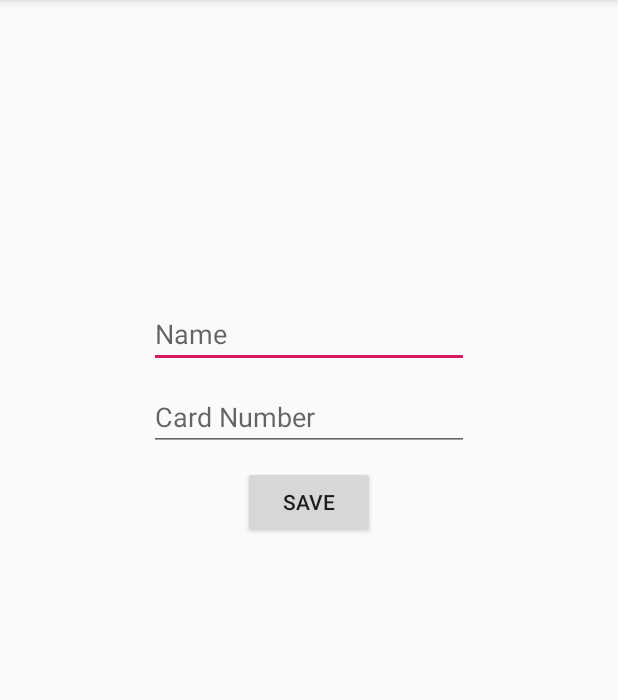
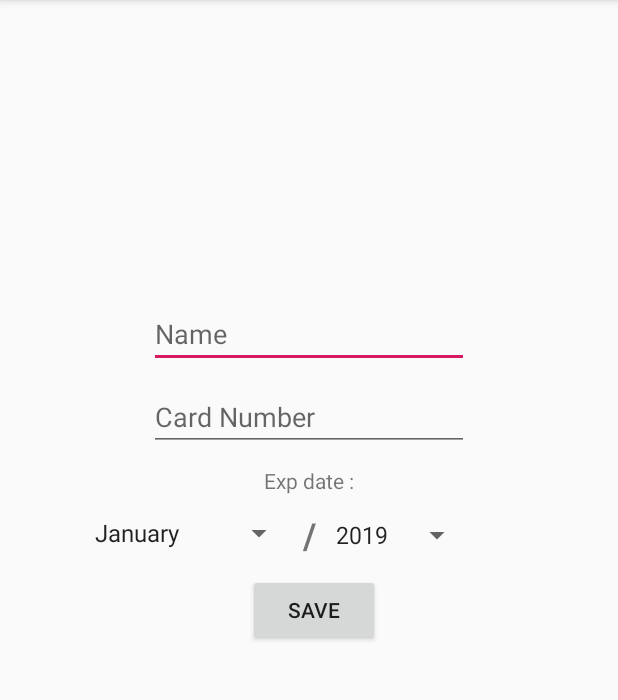
Before and after one commit to fbertrand14/takehome, an Android app: the CardEditActivity screen opened directly, with no data from a screen before it, on a phone screen of 412 x 824 dp, the part 84-784 px from its top. Run offline under Robolectric (Android 15) with nearby library versions, the phone set to English and light mode, and no system bars; our stand-ins replace Room's generated code.

Commit message:
add exp month and exp year to card

```diff
--- a/TakeHomeDejamobile/app/build.gradle
+++ b/TakeHomeDejamobile/app/build.gradle
@@ -32,6 +32,4 @@ dependencies {
     annotationProcessor  "android.arch.persistence.room:compiler:1.1.1"
 
     implementation 'androidx.lifecycle:lifecycle-extensions:2.1.0'
-
-    implementation 'be.appfoundry:nfc-lib:1.1'
 }
--- a/TakeHomeDejamobile/app/src/main/java/com/example/takehomedejamobile/controler/CardEditActivity.java
+++ b/TakeHomeDejamobile/app/src/main/java/com/example/takehomedejamobile/controler/CardEditActivity.java
@@ -7,8 +7,10 @@ import androidx.lifecycle.ViewModelProviders;
 
 import android.os.Bundle;
 import android.view.View;
+import android.widget.ArrayAdapter;
 import android.widget.Button;
 import android.widget.EditText;
+import android.widget.Spinner;
 import android.widget.Toast;
 
 import com.example.takehomedejamobile.R;
@@ -16,6 +18,10 @@ import com.example.takehomedejamobile.modele.Card;
 import com.example.takehomedejamobile.modele.CardViewModele;
 import com.example.takehomedejamobile.modele.TakehomeDataBase;
 import com.example.takehomedejamobile.modele.UserViewModele;
+
+import java.text.DateFormatSymbols;
+import java.util.ArrayList;
+import java.util.Calendar;
 
 /**
  * Controler for the activity used to create, edit and delete cards
@@ -34,6 +40,9 @@ public class CardEditActivity extends AppCompatActivity {
     private EditText cardNameTextField;
     private EditText cardNumberTextField;
 
+    private Spinner monthSpinner;
+    private Spinner yearSpinner;
+
     private LiveData<Card> card;
 
     /**
@@ -51,11 +60,14 @@ public class CardEditActivity extends AppCompatActivity {
 
         cardModele = ViewModelProviders.of(this).get(CardViewModele.class);
 
-
         saveCardButton = (Button) findViewById(R.id.saveButton_EditCardActivity);
         deleteCardButton = (Button) findViewById(R.id.deleteButton_EditCardActivity);
         cardNameTextField = (EditText) findViewById(R.id.cardNameTextField_EditCardActivity);
         cardNumberTextField = (EditText) findViewById(R.id.cardNumberTextField_EditCardActivity);
+        monthSpinner = (Spinner) findViewById(R.id.monthspinner_EditCardActivity);
+        yearSpinner = (Spinner) findViewById(R.id.yearspinner_EditCardActivity);
+
+        initSpinner();
 
         saveCardButton.setOnClickListener(new View.OnClickListener(){
 
@@ -90,12 +102,37 @@ public class CardEditActivity extends AppCompatActivity {
                     if (card!=null) {
                         cardNameTextField.setText(card.getName());
                         cardNumberTextField.setText(card.getNumber());
+                        monthSpinner.setSelection(card.getExpMonth());
                     }
                 }
             });
         }
 
+
     }
+
+    private  void initSpinner(){
+        DateFormatSymbols symbols = new DateFormatSymbols();
+        String[] monthNames = symbols.getMonths();
+
+        ArrayAdapter<String> monthAdapter = new ArrayAdapter<String>(this, android.R.layout.simple_spinner_item,monthNames);
+        monthAdapter.setDropDownViewResource(android.R.layout.simple_spinner_dropdown_item);
+        monthSpinner.setAdapter(monthAdapter);
+
+        ArrayList<String> years = new ArrayList<>();
+
+        Calendar instance = Calendar.getInstance();
+        Integer currentYear = instance.get(Calendar.YEAR);
+        for (int i=0;i<10;i++){
+            years.add(String.valueOf(currentYear+i));
+        }
+
+        ArrayAdapter<String> yearAdapter = new ArrayAdapter<String>(this, android.R.layout.simple_spinner_item,years);
+        yearAdapter.setDropDownViewResource(android.R.layout.simple_spinner_dropdown_item);
+        yearSpinner.setAdapter(yearAdapter);
+
+    }
+
 
     /**
      * This fonction save all modification to a card or create it if it's not a edition
@@ -104,6 +141,9 @@ public class CardEditActivity extends AppCompatActivity {
 
         String name = String.valueOf(cardNameTextField.getText());
         String number = String.valueOf(cardNumberTextField.getText());
+
+        Integer month = monthSpinner.getSelectedItemPosition()+1;
+        Integer year = Integer.valueOf(yearSpinner.getSelectedItem().toString());
 
         if (name.isEmpty()){
             Toast.makeText(this,"Please enter a name for this card",Toast.LENGTH_SHORT).show();
@@ -116,12 +156,12 @@ public class CardEditActivity extends AppCompatActivity {
         }
 
         if (edit_mode){
-            Card card = new Card(card_id, user_id, name, number);
+            Card card = new Card(card_id, user_id, name, number,month,year);
             cardModele.updateCard(card);
             finish();
         }
         else{
-            Card card = new Card(null, user_id, name, number);
+            Card card = new Card(null, user_id, name, number,month,year);
             cardModele.insertCard(card);
             finish();
         }
@@ -131,7 +171,7 @@ public class CardEditActivity extends AppCompatActivity {
      * This function is use to delete the card we are editing
      */
     private void deleteCard(){
-        Card card = new Card(card_id, user_id, null, null);
+        Card card = new Card(card_id, user_id, null, null,null,null);
         cardModele.deleteCard(card);
         finish();
     }
--- a/TakeHomeDejamobile/app/src/main/java/com/example/takehomedejamobile/controler/OperationListRecyclerViewAdapter.java
+++ b/TakeHomeDejamobile/app/src/main/java/com/example/takehomedejamobile/controler/OperationListRecyclerViewAdapter.java
@@ -65,7 +65,7 @@ public class OperationListRecyclerViewAdapter extends RecyclerView.Adapter<Opera
      */
     @Override
     public void onBindViewHolder(@NonNull OperationViewHolder holder, int position) {
-        Card card = new Card(null, null, null, null);
+        Card card = new Card(null, null, null, null,null,null);
         card = card.findCardWithID(lcards, lstoperations.get(position).getCard_id());
         if (card==null){
             holder.cardName.setText("Unknown card");
--- a/TakeHomeDejamobile/app/src/main/java/com/example/takehomedejamobile/controler/cardListRecyclerViewAdapter.java
+++ b/TakeHomeDejamobile/app/src/main/java/com/example/takehomedejamobile/controler/cardListRecyclerViewAdapter.java
@@ -66,6 +66,8 @@ public class CardListRecyclerViewAdapter extends RecyclerView.Adapter<CardListRe
     public void onBindViewHolder(@NonNull CardViewHolder holder, int position) {
         holder.cardName.setText(lstCards.get(position).getName());
         holder.cardNumber.setText(lstCards.get(position).getNumber());
+        String expdate = "exp : "+ lstCards.get(position).getExpMonth()+" / "+ lstCards.get(position).getExpYear();
+        holder.expDate.setText(expdate);
         holder.card_id = lstCards.get(position).getId();
     }
 
@@ -95,6 +97,7 @@ public class CardListRecyclerViewAdapter extends RecyclerView.Adapter<CardListRe
 
         TextView cardName;
         TextView cardNumber;
+        TextView expDate;
         ImageButton editButton;
         ConstraintLayout parentLayout;
 
@@ -107,6 +110,8 @@ public class CardListRecyclerViewAdapter extends RecyclerView.Adapter<CardListRe
 
             cardName = itemView.findViewById(R.id.cardNameTextView_ListCards);
             cardNumber = itemView.findViewById(R.id.cardNumberTextView_ListCards);
+            expDate = itemView.findViewById(R.id.expDateTextView_ListCards);
+
             editButton = itemView.findViewById(R.id.editImageButton_ListCards);
             parentLayout = itemView.findViewById(R.id.listCardsConstraintLayout);
 
--- a/TakeHomeDejamobile/app/src/main/res/layout/activity_card_edit.xml
+++ b/TakeHomeDejamobile/app/src/main/res/layout/activity_card_edit.xml
@@ -25,9 +25,9 @@
         android:layout_height="wrap_content"
         android:layout_marginTop="10dp"
         android:text="@string/save"
-        app:layout_constraintEnd_toEndOf="@+id/cardNumberTextField_EditCardActivity"
-        app:layout_constraintStart_toStartOf="@+id/cardNumberTextField_EditCardActivity"
-        app:layout_constraintTop_toBottomOf="@+id/cardNumberTextField_EditCardActivity" />
+        app:layout_constraintEnd_toStartOf="@+id/yearspinner_EditCardActivity"
+        app:layout_constraintStart_toStartOf="@+id/textView4"
+        app:layout_constraintTop_toBottomOf="@+id/textView4" />
 
     <EditText
         android:id="@+id/cardNumberTextField_EditCardActivity"
@@ -50,4 +50,46 @@
         app:layout_constraintEnd_toEndOf="@+id/saveButton_EditCardActivity"
         app:layout_constraintStart_toStartOf="@+id/saveButton_EditCardActivity"
         app:layout_constraintTop_toBottomOf="@+id/saveButton_EditCardActivity" />
+
+    <TextView
+        android:id="@+id/textView3"
+        android:layout_width="wrap_content"
+        android:layout_height="wrap_content"
+        android:layout_marginTop="10dp"
+        android:text="@string/expdate"
+        app:layout_constraintEnd_toEndOf="@+id/cardNumberTextField_EditCardActivity"
+        app:layout_constraintStart_toStartOf="@+id/cardNumberTextField_EditCardActivity"
+        app:layout_constraintTop_toBottomOf="@+id/cardNumberTextField_EditCardActivity" />
+
+    <Spinner
+        android:id="@+id/monthspinner_EditCardActivity"
+        android:layout_width="wrap_content"
+        android:layout_height="wrap_content"
+        android:layout_marginEnd="5dp"
+        android:layout_marginRight="5dp"
+        android:layout_marginBottom="5dp"
+        app:layout_constraintBottom_toBottomOf="@+id/textView4"
+        app:layout_constraintEnd_toStartOf="@+id/textView4" />
+
+    <TextView
+        android:id="@+id/textView4"
+        android:layout_width="wrap_content"
+        android:layout_height="wrap_content"
+        android:layout_marginTop="10dp"
+        android:text="/"
+        android:textSize="24sp"
+        android:textStyle="bold"
+        app:layout_constraintEnd_toEndOf="@+id/textView3"
+        app:layout_constraintStart_toStartOf="@+id/textView3"
+        app:layout_constraintTop_toBottomOf="@+id/textView3" />
+
+    <Spinner
+        android:id="@+id/yearspinner_EditCardActivity"
+        android:layout_width="wrap_content"
+        android:layout_height="wrap_content"
+        android:layout_marginStart="5dp"
+        android:layout_marginLeft="5dp"
+        android:layout_marginBottom="4dp"
+        app:layout_constraintBottom_toBottomOf="@+id/textView4"
+        app:layout_constraintStart_toEndOf="@+id/textView4" />
 </androidx.constraintlayout.widget.ConstraintLayout>
--- a/TakeHomeDejamobile/app/src/main/res/values/strings.xml
+++ b/TakeHomeDejamobile/app/src/main/res/values/strings.xml
@@ -12,9 +12,9 @@
     <string name="Cards">Cards</string>
     <string name="addcard">Add card</string>
     <string name="cardnumber">Card Number</string>
-    <string name="expirationdate">expiration date</string>
     <string name="save">Save</string>
     <string name="SelectCard">Select a card :</string>
     <string name="Amount">Amount : </string>
     <string name="delete">Delete</string>
+    <string name="expdate">Exp date : </string>
 </resources>
--- a/TakeHomeDejamobile/build.gradle
+++ b/TakeHomeDejamobile/build.gradle
@@ -18,7 +18,6 @@ allprojects {
     repositories {
         google()
         jcenter()
-        maven{ url "http://maven.appfoundry.be"}
     }
 }
 
```
Also changed, not shown: TakeHomeDejamobile/app/src/main/java/com/example/takehomedejamobile/controler/PayActivity.java (+32 -36 lines), TakeHomeDejamobile/app/src/main/java/com/example/takehomedejamobile/modele/Card.java (+17 -1 lines), TakeHomeDejamobile/app/src/main/res/layout/layout_listcards.xml (+10 -0 lines).
